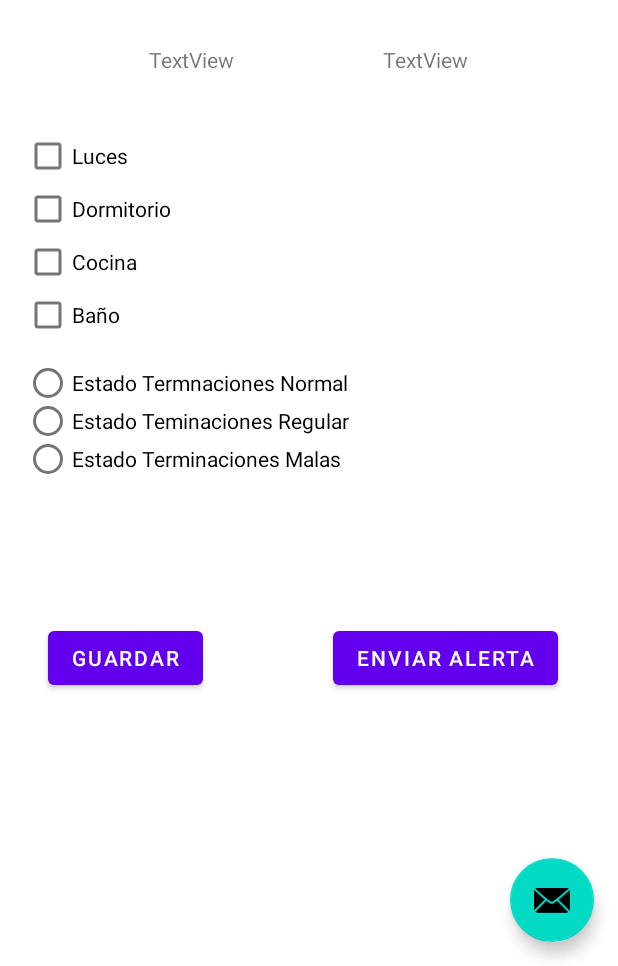
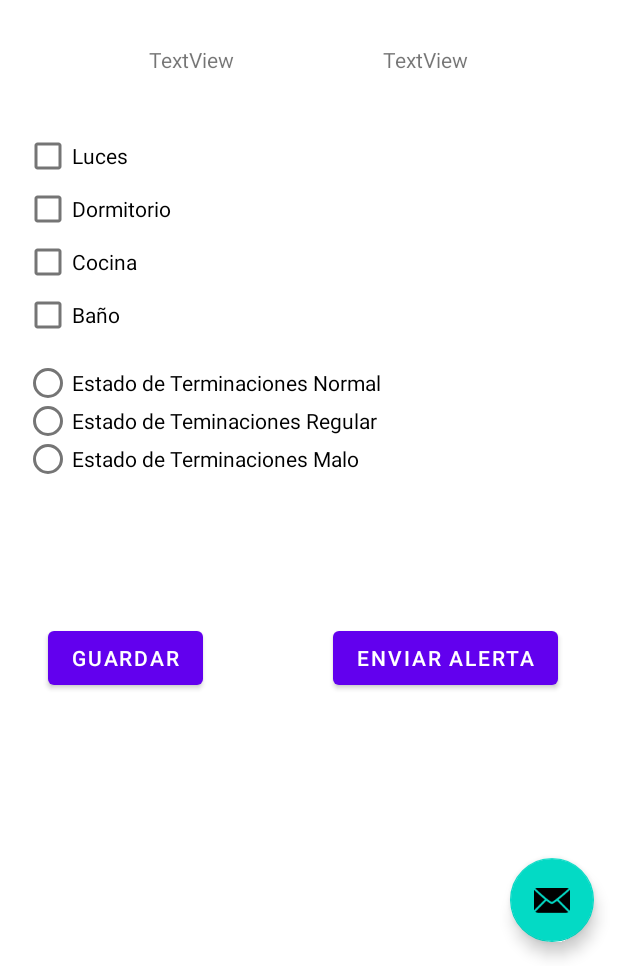
Before and after one commit to geolay/CheckApartmentt, an Android app: the SecondFragment screen opened through its navigation route, on a phone screen of 412 x 824 dp, the part 270-1236 px from its top. Run offline under Robolectric (Android 15) with nearby library versions, the phone set to English and light mode, and no system bars; pictures from the network do not load.

Commit message:
listado apartamentos validacion clave 123Pass Estado de terminaciones

```diff
--- a/app/src/main/res/layout/fragment_second.xml
+++ b/app/src/main/res/layout/fragment_second.xml
@@ -103,19 +103,19 @@
             android:id="@+id/rbNormal"
             android:layout_width="match_parent"
             android:layout_height="25dp"
-            android:text="Estado Termnaciones Normal" />
+            android:text="Estado de Terminaciones Normal" />
 
         <RadioButton
             android:id="@+id/rbRegular"
             android:layout_width="match_parent"
             android:layout_height="25dp"
-            android:text="Estado Teminaciones Regular" />
+            android:text="Estado de Teminaciones Regular" />
 
         <RadioButton
             android:id="@+id/rbMalas"
             android:layout_width="match_parent"
             android:layout_height="25dp"
-            android:text="Estado Terminaciones Malas" />
+            android:text="Estado de Terminaciones Malo" />
     </RadioGroup>
 
     <TextView
```
